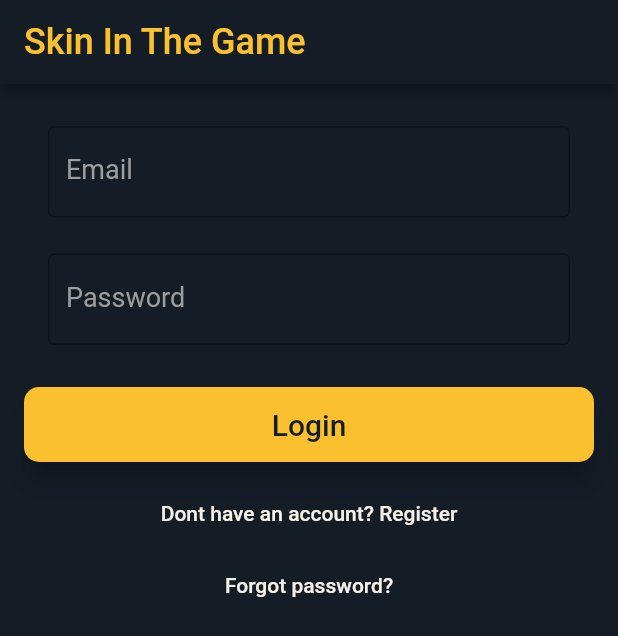
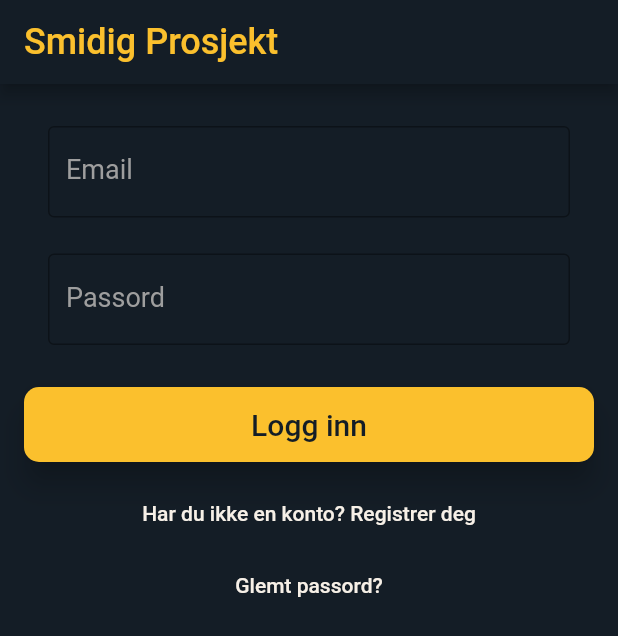
Before and after one commit to ulrikhaaland/smidigprosjekt, a Flutter app: the screen it shows after launch, on a phone screen of 412 x 824 dp. Shown: the top 636 px of the screen. Run offline on Flutter 3.47's test engine with Material 2 defaults, Android fonts, the phone set to English and light mode, and no system bars; our stand-ins replace cloud_firestore, firebase_auth, firebase_messaging; accounts and stored records are empty.

Commit message:
builds on android

```diff
--- a/lib/login/login.dart
+++ b/lib/login/login.dart
@@ -199,30 +199,27 @@ class LoginState extends State<Login> {
           new ListTile(
             title: padded(
                 child: new TextFormField(
-              // maxLength: 18,
               maxLengthEnforced: true,
               style: new TextStyle(
                   color: UIData.white, fontSize: UIData.fontSize18),
               key: new Key('username'),
               decoration: new InputDecoration(
                   border: OutlineInputBorder(),
-                  labelText: 'Username (maximum 18 characters)',
+                  labelText: 'Brukernavn (maksimum 18 tegn)',
                   fillColor: UIData.white,
                   labelStyle: new TextStyle(
                       color: Colors.grey, fontSize: UIData.fontSize16)),
               autocorrect: false,
-              // focusNode: _focus,
               validator: (val) {
                 if (val.isEmpty) {
-                  return "Username can't be empty";
+                  return "Brukernavnet kan ikke være tomt";
                 }
                 if (val.length > 18) {
-                  return "Username is too long";
+                  return "Brukernavnet er for langt";
                 } else {
                   return null;
                 }
               },
-              // val.isEmpty ? "Username can't be empty" : null,
               onSaved: (val) => _username = val.trim().toLowerCase(),
               controller: myController,
             )),
@@ -240,11 +237,11 @@ class LoginState extends State<Login> {
                   labelStyle: new TextStyle(
                       color: Colors.grey, fontSize: UIData.fontSize16)),
               autocorrect: false,
-              validator: (val) => val.isEmpty ? 'Email can\'t be empty.' : null,
+              validator: (val) =>
+                  val.isEmpty ? 'Emailen kan ikke være tom' : null,
               onSaved: (val) => _email = val.trim().toLowerCase(),
             )),
           ),
-
           new ListTile(
             title: padded(
                 child: new TextFormField(
@@ -253,7 +250,7 @@ class LoginState extends State<Login> {
               key: new Key('password'),
               decoration: new InputDecoration(
                   border: OutlineInputBorder(),
-                  labelText: 'Password (8+ characters)',
+                  labelText: 'Passord (8+ tegn)',
                   fillColor: UIData.white,
                   labelStyle: new TextStyle(
                       color: Colors.grey, fontSize: UIData.fontSize16)),
@@ -261,10 +258,10 @@ class LoginState extends State<Login> {
               autocorrect: false,
               validator: (val) {
                 if (val.isEmpty) {
-                  return 'Password can\'t be empty.';
+                  return 'Passordet kan ikke være tomt';
                 }
                 if (val.length < 8) {
-                  return "Password is too short";
+                  return "Passordet er for kort";
                 } else {
                   return null;
                 }
@@ -291,21 +288,6 @@ class LoginState extends State<Login> {
               },
             ),
           ),
-          // padded(
-          //     child: new TextField(
-          //         style: new TextStyle(
-          //             color: UIData.white, fontSize: UIData.fontSize18),
-          //         key: new Key('checkpassword'),
-          //         decoration: new InputDecoration(
-          //             border: OutlineInputBorder(),
-          //             labelText: 'Confirm Password',
-          //             fillColor: UIData.white,
-          //             labelStyle: new TextStyle(color: Colors.grey)),
-          //         obscureText: true,
-          //         autocorrect: false,
-          //         onChanged: (String str) {
-          //           _doubleCheckPassword = str;
-          //         })),
         ];
       case FormType.login:
         return [
@@ -320,7 +302,8 @@ class LoginState extends State<Login> {
                   labelText: 'Email',
                   labelStyle: new TextStyle(color: Colors.grey)),
               autocorrect: false,
-              validator: (val) => val.isEmpty ? 'Email can\'t be empty.' : null,
+              validator: (val) =>
+                  val.isEmpty ? 'Emailen kan ikke være tom' : null,
               onSaved: (val) => _email = val.trim().toLowerCase(),
             )),
           ),
@@ -332,12 +315,12 @@ class LoginState extends State<Login> {
               key: new Key('password'),
               decoration: new InputDecoration(
                   border: OutlineInputBorder(),
-                  labelText: 'Password',
+                  labelText: 'Passord',
                   labelStyle: new TextStyle(color: Colors.grey)),
               obscureText: true,
               autocorrect: false,
               validator: (val) =>
-                  val.isEmpty ? 'Password can\'t be empty.' : null,
+                  val.isEmpty ? 'Passordet kan ikke være tomt' : null,
               onSaved: (val) => _password = val,
             )),
           ),
@@ -352,7 +335,7 @@ class LoginState extends State<Login> {
                     key: new Key('typelostpassword'),
                     decoration: new InputDecoration(
                         border: OutlineInputBorder(),
-                        labelText: 'Enter your email',
+                        labelText: 'Skriv inn din email',
                         fillColor: UIData.white,
                         labelStyle: new TextStyle(color: Colors.grey)),
                     autocorrect: false,
@@ -371,7 +354,7 @@ class LoginState extends State<Login> {
           padded(),
           new PrimaryButton(
               key: new Key('login'),
-              text: 'Login',
+              text: 'Logg inn',
               // height: 44.0,
               // color: Colors.yellow,
               onPressed: () {
@@ -385,13 +368,13 @@ class LoginState extends State<Login> {
           ),
           new FlatButton(
             key: new Key('register'),
-            child: new Text("Dont have an account? Register",
+            child: new Text("Har du ikke en konto? Registrer deg",
                 style: new TextStyle(color: UIData.white)),
             onPressed: moveToRegister,
           ),
           new FlatButton(
             key: new Key('resetpassword'),
-            child: new Text("Forgot password?",
+            child: new Text("Glemt passord?",
                 style: new TextStyle(color: UIData.white)),
             onPressed: moveToForgotPassword,
           ),
@@ -400,7 +383,7 @@ class LoginState extends State<Login> {
         return [
           new PrimaryButton(
             key: new Key('createaccount'),
-            text: 'Create an account',
+            text: 'Lag konto',
             // height: 44.0,
             // color: Colors.yellow,
             onPressed: () {
@@ -416,7 +399,7 @@ class LoginState extends State<Login> {
           new FlatButton(
               key: new Key('need-login'),
               child: new Text(
-                "Have an account? Login",
+                "Har du en bruker? Logg inn",
                 style: new TextStyle(color: UIData.white),
               ),
               onPressed: moveToLogin),
@@ -425,7 +408,7 @@ class LoginState extends State<Login> {
         return [
           new PrimaryButton(
             key: new Key('reset'),
-            text: 'Reset password',
+            text: 'Tilbakestill passord',
             // height: 44.0,
             // color: Colors.yellow,
             onPressed: sendResetEmail,
@@ -436,7 +419,7 @@ class LoginState extends State<Login> {
           new FlatButton(
               key: new Key('movetologin'),
               child: new Text(
-                "Move to login",
+                "Gå til logg inn",
                 style: new TextStyle(color: UIData.white),
               ),
               onPressed: moveToLogin),
@@ -490,7 +473,7 @@ class LoginState extends State<Login> {
     return new Scaffold(
         appBar: new AppBar(
           title: new Text(
-            "Skin In The Game",
+            "Smidig Prosjekt",
             style: new TextStyle(
                 color: Colors.yellow[700], fontSize: UIData.fontSize24),
           ),
--- a/pubspec.yaml
+++ b/pubspec.yaml
@@ -19,7 +19,7 @@ dependencies:
   # The following adds the Cupertino Icons font to your application.
   # Use with the CupertinoIcons class for iOS style icons.
   cupertino_icons: ^0.1.2
-  cloud_firestore: 0.8.2+1
+  cloud_firestore: 0.8.2+3
   firebase_core: 0.2.5+1
   firebase_messaging: 2.0.3
   font_awesome_flutter: ^8.0.1
```
Also changed, not shown: lib/bottomNavigation/first_tab/bottom_nav.dart (+28 -18 lines), 12 other files.
